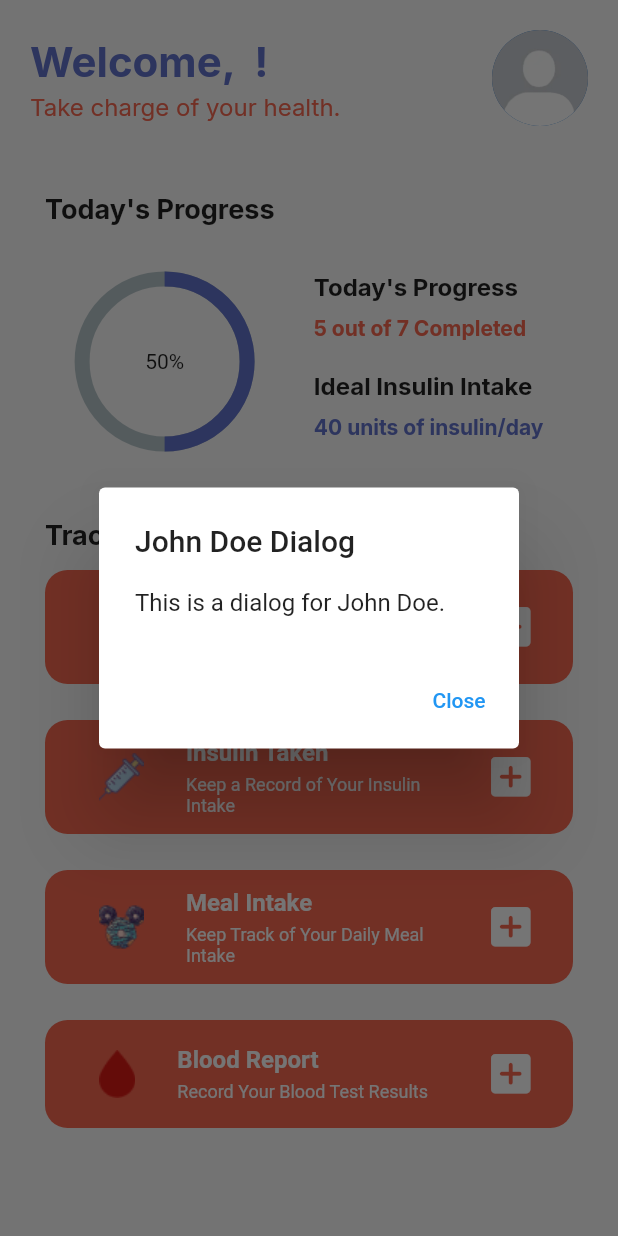
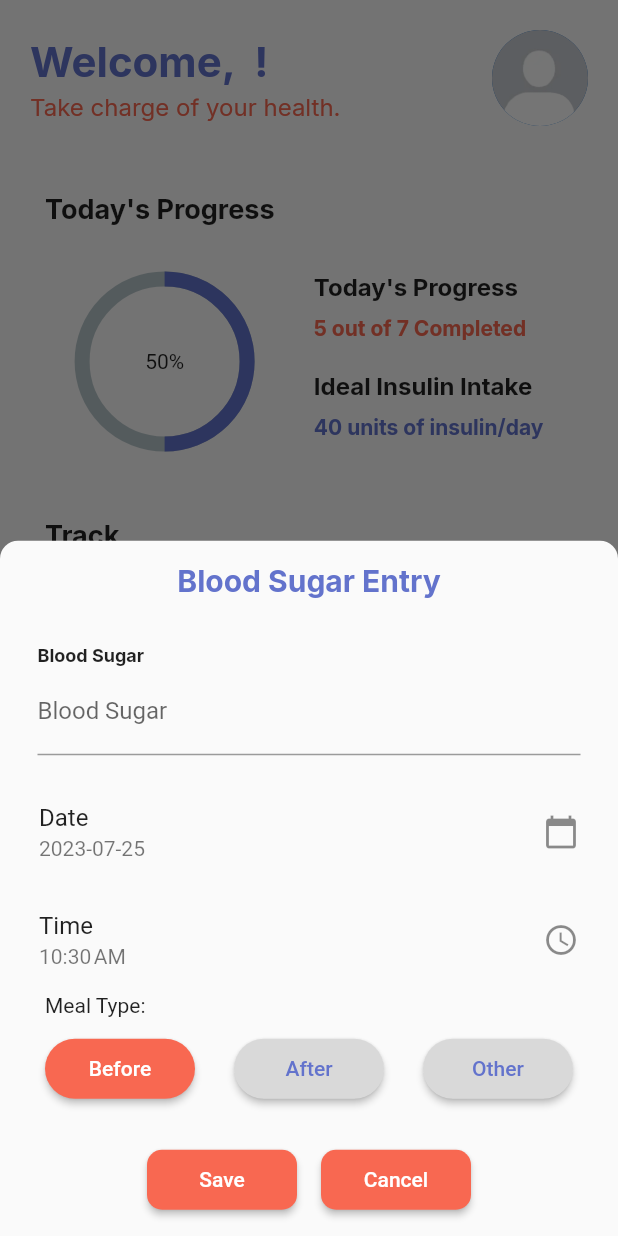
Before and after one commit to ashuein/diabetes, a Flutter app: the HomeScreenP screen opened directly, after a tap on "Blood Sugar", on a phone screen of 412 x 824 dp. Run offline on Flutter 3.47's test engine with Material 2 defaults, Android fonts, the phone set to English and light mode, and no system bars; drawn by our look-alikes of percent_indicator; our stand-ins replace google_fonts, image_picker, shared_preferences; accounts and stored records are empty; network calls fail.

Commit message:
Sugar records added

```diff
--- /dev/null
+++ b/lib/Components/Forms/BloodGlucose.dart
@@ -0,0 +1,253 @@
+import 'dart:convert';
+import 'package:http/http.dart' as http;
+import 'package:flutter/material.dart';
+import 'package:google_fonts/google_fonts.dart';
+import 'package:intl/intl.dart';
+
+class BloodSugarEntryBottomSheet extends StatefulWidget {
+  @override
+  _BloodSugarEntryBottomSheetState createState() =>
+      _BloodSugarEntryBottomSheetState();
+}
+
+class _BloodSugarEntryBottomSheetState extends State<BloodSugarEntryBottomSheet> {
+
+  DateTime selectedDate = DateTime.now();
+  TimeOfDay selectedTime = TimeOfDay.now();
+  String mealType = 'Before'; // Assuming 'Before' is the default value
+  TextEditingController bloodSugarController = TextEditingController();
+
+  void _onMealSelected(String type) {
+    setState(() {
+      mealType = type;
+    });
+  }
+
+  String _formatTimeOfDay(TimeOfDay timeOfDay) {
+    final now = DateTime.now();
+    final dateTime = DateTime(now.year, now.month, now.day, timeOfDay.hour, timeOfDay.minute);
+    final format = DateFormat.jm(); // You can customize the time format here if needed.
+    return format.format(dateTime);
+  }
+
+  @override
+  Widget build(BuildContext context) {
+    return Container(
+      child: SingleChildScrollView(
+        child: Padding(
+          padding: const EdgeInsets.all(10.0),
+          child: Column(
+            crossAxisAlignment: CrossAxisAlignment.start,
+            mainAxisSize: MainAxisSize.min,
+            children: [
+              Padding(
+                padding: const EdgeInsets.all(5.0),
+                child: Center(
+                  child: Text(
+                    'Blood Sugar Entry',
+                    style: GoogleFonts.inter(
+                      textStyle: TextStyle(
+                        fontWeight: FontWeight.bold,
+                        color: Color(0xff6373CC),
+                        fontSize: 20,
+                      ),
+                    ),
+                    textAlign: TextAlign.center,
+                  ),
+                ),
+              ),
+              SizedBox(height: 10),
+              Padding(
+                padding: const EdgeInsets.all(15.0),
+                child: Column(
+                  crossAxisAlignment: CrossAxisAlignment.start,
+                  children: [
+                    Text(
+                      "Blood Sugar",
+                      style: GoogleFonts.inter(
+                        textStyle: TextStyle(
+                          fontWeight: FontWeight.bold,
+                          fontSize: 12,
+                        ),
+                      ),
+                    ),
+                    TextField(
+                      controller: bloodSugarController,
+                      decoration: InputDecoration(labelText: 'Blood Sugar'),
+                      keyboardType: TextInputType.number,
+                    ),
+                  ],
+                ),
+              ),
+              ListTile(
+                title: Text('Date'),
+                subtitle: Text(DateFormat('yyyy-MM-dd').format(selectedDate)),
+                trailing: Icon(Icons.calendar_today),
+                onTap: () async {
+                  final DateTime? picked = await showDatePicker(
+                    context: context,
+                    initialDate: selectedDate,
+                    firstDate: DateTime(2022),
+                    lastDate: DateTime(2025),
+                  );
+                  if (picked != null) {
+                    setState(() {
+                      selectedDate = picked;
+                    });
+                  }
+                },
+              ),
+              ListTile(
+                title: Text('Time'),
+                subtitle: Text(_formatTimeOfDay(selectedTime)),
+                trailing: Icon(Icons.access_time),
+                onTap: () async {
+                  final TimeOfDay? picked = await showTimePicker(
+                    context: context,
+                    initialTime: selectedTime,
+                  );
+                  if (picked != null && picked != selectedTime)
+                    setState(() {
+                      selectedTime = picked;
+                    });
+                },
+              ),
+              Padding(
+                padding: const EdgeInsets.symmetric(horizontal: 20.0),
+                child: Column(
+                  crossAxisAlignment: CrossAxisAlignment.start,
+                  children: [
+                    Text('Meal Type:'),
+                    SizedBox(
+                      height: 10,
+                    ),
+                    Row(
+                      mainAxisAlignment: MainAxisAlignment.spaceBetween,
+                      children: [
+                        ElevatedButton(
+                          onPressed: () => _onMealSelected("Before"),
+                          child: const Text('Before'),
+                          style: ElevatedButton.styleFrom(
+                              foregroundColor: mealType == "Before"
+                                  ? Colors.white
+                                  : const Color(0xff6373CC),
+                              backgroundColor: mealType == "Before"
+                                  ? const Color(0xffF86851)
+                                  : const Color(0xffD9D9D9),
+                              shape: RoundedRectangleBorder(
+                                borderRadius: BorderRadius.circular(20),
+                              ),
+                              minimumSize: const Size(100, 40)),
+                        ),
+                        ElevatedButton(
+                          onPressed: () => _onMealSelected("After"),
+                          child: const Text('After'),
+                          style: ElevatedButton.styleFrom(
+                              foregroundColor: mealType == "After"
+                                  ? Colors.white
+                                  : const Color(0xff6373CC),
+                              backgroundColor: mealType == "After"
+                                  ? const Color(0xffF86851)
+                                  : const Color(0xffD9D9D9),
+                              shape: RoundedRectangleBorder(
+                                borderRadius: BorderRadius.circular(20),
+                              ),
+                              minimumSize: const Size(100, 40)),
+                        ),
+                        ElevatedButton(
+                          onPressed: () => _onMealSelected("Other"),
+                          style: ElevatedButton.styleFrom(
+                              foregroundColor: mealType == "Other"
+                                  ? Colors.white
+                                  : const Color(0xff6373CC),
+                              backgroundColor: mealType == "Other"
+                                  ? const Color(0xffF86851)
+                                  : const Color(0xffD9D9D9),
+                              shape: RoundedRectangleBorder(
+                                borderRadius: BorderRadius.circular(20),
+                              ),
+                              minimumSize: const Size(100, 40)),
+                          child: const Text('Other'),
+                        ),
+                      ],
+                    ),
+                  ],
+                ),
+              ),
+              SizedBox(height: 16),
+              Padding(
+                padding: const EdgeInsets.all(10.0),
+                child: Row(
+                  mainAxisAlignment: MainAxisAlignment.center,
+                  children: [
+                    ElevatedButton(
+                      onPressed: () {
+                        saveBloodSugarEntry();
+                        Navigator.of(context).pop();
+                      },
+                      style: ElevatedButton.styleFrom(
+                          backgroundColor: const Color(0xffF86851),
+                          shape: RoundedRectangleBorder(
+                            borderRadius: BorderRadius.circular(10),
+                          ),
+                          minimumSize: const Size(100, 40)),
+                      child: Text('Save'),
+                    ),
+                    SizedBox(width: 16),
+                    ElevatedButton(
+                      onPressed: () => Navigator.of(context).pop(),
+                      style: ElevatedButton.styleFrom(
+                          backgroundColor: const Color(0xffF86851),
+                          shape: RoundedRectangleBorder(
+                            borderRadius: BorderRadius.circular(10),
+                          ),
+                          minimumSize: const Size(100, 40)),
+                      child: Text('Cancel'),
+                    ),
+                  ],
+                ),
+              ),
+            ],
+          ),
+        ),
+      ),
+    );
+  }
+
+  // Function to save the blood sugar entry
+  Future<void> saveBloodSugarEntry() async {
+
+    // TO:DO WHAT IF THE SUGAR IS NULL
+
+    String dateStr = DateFormat('yyyy-MM-dd').format(selectedDate);
+    String timeStr = selectedTime.format(context);
+
+    // print(mealType);
+    // print(bloodSugarController.text);
+    // print(dateStr);
+    // print(timeStr);
+
+    final data = {
+      'selectedDate': dateStr,
+      'selectedTime': timeStr,
+      'mealType': mealType,
+      'bloodSugar': bloodSugarController.text,
+    };
+
+    final url = 'http://10.0.2.2:5000/save_blood_sugar';
+
+    final response = await http.post(
+      Uri.parse(url),
+      headers: {'Content-Type': 'application/json'},
+      body: jsonEncode(data),
+    );
+
+    if (response.statusCode == 201) {
+      print('Blood sugar record saved successfully');
+      // Handle success
+    } else {
+      print('Failed to save blood sugar record');
+      // Handle error
+    }
+  }
+}
--- a/lib/Screens/OnBoarding/SignInPage.dart
+++ b/lib/Screens/OnBoarding/SignInPage.dart
@@ -47,7 +47,7 @@ class _SignInPageState extends State<SignInPage> {
               Padding(
                 padding: const EdgeInsets.symmetric(horizontal: 20.0),
                 child: Text(
-                  "To start working wiht the app.we need to verify your phone number.This app will send a SMS message to your phone",
+                  "To start working with the app.we need to verify your phone number.This app will send a SMS message to your phone",
                   textAlign: TextAlign.center,
                   style: GoogleFonts.inter(
                     textStyle: const TextStyle(
--- a/lib/Screens/Patient/HomeScreenP.dart
+++ b/lib/Screens/Patient/HomeScreenP.dart
@@ -9,8 +9,8 @@ import 'package:intl/intl.dart';
 import 'package:provider/provider.dart';
 import 'package:shared_preferences/shared_preferences.dart';
 import 'package:percent_indicator/percent_indicator.dart';
-
 import '../../Components/CustomListTitle.dart';
+import '../../Components/Forms/BloodGlucose.dart';
 
 class HomeScreenP extends StatefulWidget {
   const HomeScreenP({super.key});
@@ -23,6 +23,12 @@ class _HomeScreenPState extends State<HomeScreenP> {
   late String phoneNumber;
   late SharedPreferences prefs;
   String _profilePicturePath = '';
+
+
+  final TextEditingController bloodSugarController = TextEditingController();
+  DateTime selectedDate = DateTime.now();
+  DateTime selectedTime = DateTime.now();
+  String mealType = '';
 
   @override
   void initState() {
@@ -63,6 +69,19 @@ class _HomeScreenPState extends State<HomeScreenP> {
       print(error);
     }
   }
+
+  void openBloodSugarEntryDialog() {
+    showModalBottomSheet(
+      context: context,
+      shape: RoundedRectangleBorder(
+        borderRadius: BorderRadius.vertical(top: Radius.circular(12.0)),
+      ),
+      builder: (BuildContext context) {
+        return BloodSugarEntryBottomSheet();
+      },
+    );
+  }
+
 
   @override
   Widget build(BuildContext context) {
@@ -262,7 +281,7 @@ class _HomeScreenPState extends State<HomeScreenP> {
                             heading: 'Blood Sugar',
                             subheading: 'Keep Track of Your Blood Sugar Readings',
                             trailingIcon: Icons.add_box_rounded,
-                            onTap: () => _showJohnDoeDialog(context),
+                            onTap: openBloodSugarEntryDialog,
                           ),
                           CustomListTile(
                             leadingIcon: Image.asset('assets/images/insulin.png'),
@@ -295,22 +314,3 @@ class _HomeScreenPState extends State<HomeScreenP> {
     );
   }
 }
-
-
-void _showJohnDoeDialog(BuildContext context) {
-  showDialog(
-    context: context,
-    builder: (BuildContext context) {
-      return AlertDialog(
-        title: Text('John Doe Dialog'),
-        content: Text('This is a dialog for John Doe.'),
-        actions: [
-          TextButton(
-            onPressed: () => Navigator.pop(context),
-            child: Text('Close'),
-          ),
-        ],
-      );
-    },
-  );
-}
--- a/lib/main.dart
+++ b/lib/main.dart
@@ -16,7 +16,6 @@ Future<void> main() async {
   onboardingCompleted = await prefs.getBool('onboardingCompleted') ?? false;
   isDoctor = await prefs.getBool('isDoctor') ?? false;
   runApp(MyApp());
-  print(isDoctor);
 }
 
 class MyApp extends StatelessWidget {
```
